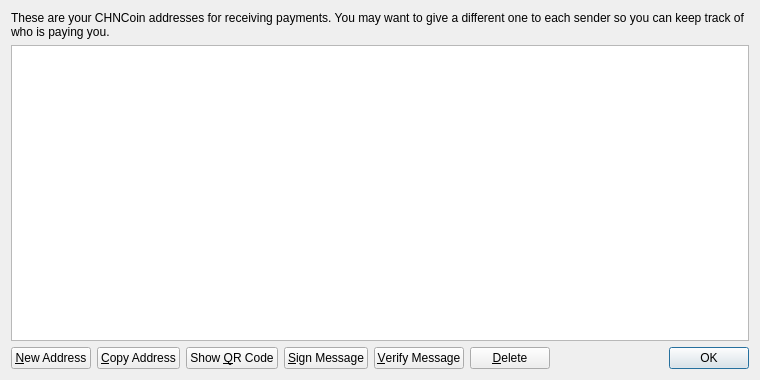
This is src/qt/forms/addressbookpage.ui in globalcoindev/globalcoin as Qt 5 draws it before an edit. The edited form follows.
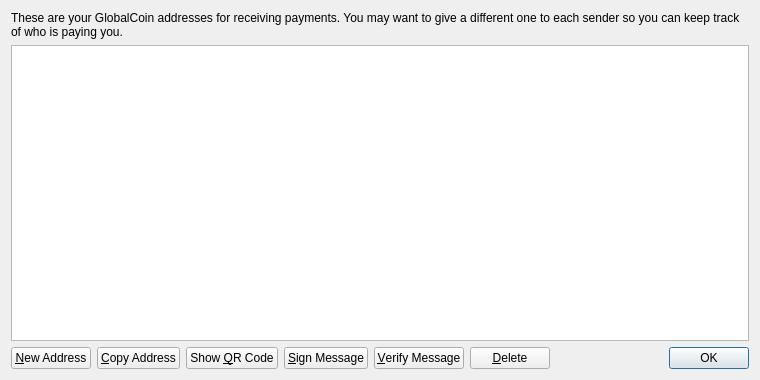
This is the edited form. Icons and pictures are not drawn.

Diff of the .ui file:
```diff
--- a/src/qt/forms/addressbookpage.ui
+++ b/src/qt/forms/addressbookpage.ui
@@ -17,7 +17,7 @@
    <item>
     <widget class="QLabel" name="labelExplanation">
      <property name="text">
-      <string>These are your CHNCoin addresses for receiving payments. You may want to give a different one to each sender so you can keep track of who is paying you.</string>
+      <string>These are your GlobalCoin addresses for receiving payments. You may want to give a different one to each sender so you can keep track of who is paying you.</string>
      </property>
      <property name="textFormat">
       <enum>Qt::PlainText</enum>
```
